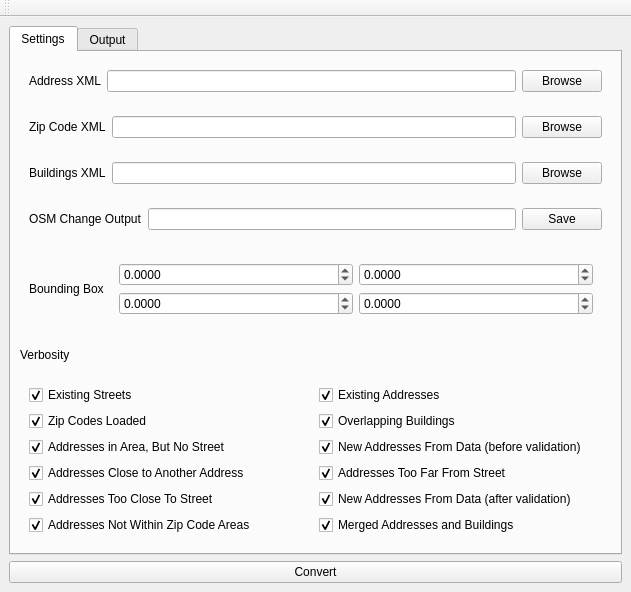
The window that MainForm.ui (saiarcot895/osm-fulton-address) describes before a commit, drawn with Qt 5.
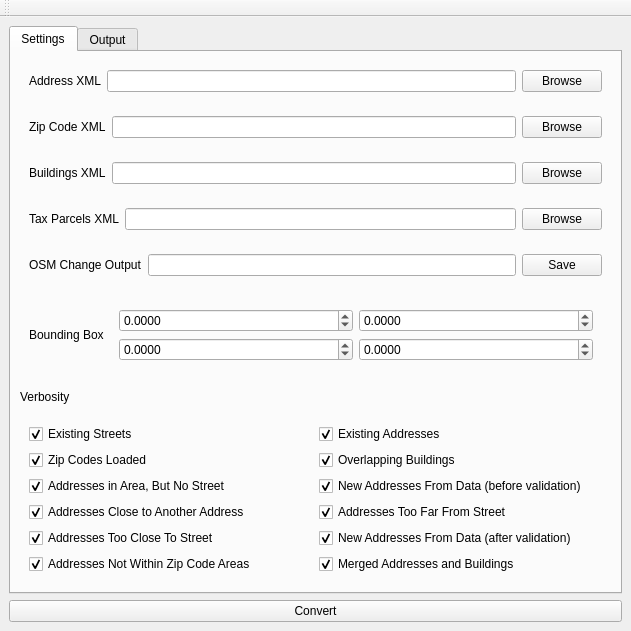
The same window after the commit.

Commit message: Add ability to read and use tax parcel data

What changed in the file:
```diff
--- a/MainForm.ui
+++ b/MainForm.ui
@@ -7,7 +7,7 @@
     <x>0</x>
     <y>0</y>
     <width>631</width>
-    <height>592</height>
+    <height>631</height>
    </rect>
   </property>
   <property name="windowTitle">
@@ -100,6 +100,29 @@
           </layout>
          </widget>
         </item>
+        <item>
+         <widget class="QWidget" name="widget_8" native="true">
+          <layout class="QHBoxLayout" name="horizontalLayout_6">
+           <item>
+            <widget class="QLabel" name="label_8">
+             <property name="text">
+              <string>Tax Parcels XML</string>
+             </property>
+            </widget>
+           </item>
+           <item>
+            <widget class="QLineEdit" name="lineEdit_5"/>
+           </item>
+           <item>
+            <widget class="QPushButton" name="pushButton_6">
+             <property name="text">
+              <string>Browse</string>
+             </property>
+            </widget>
+           </item>
+          </layout>
+         </widget>
+        </item>
         <item>
          <widget class="QWidget" name="widget_4" native="true">
           <layout class="QHBoxLayout" name="horizontalLayout_3">
```
The commit also changes 5 other files.
